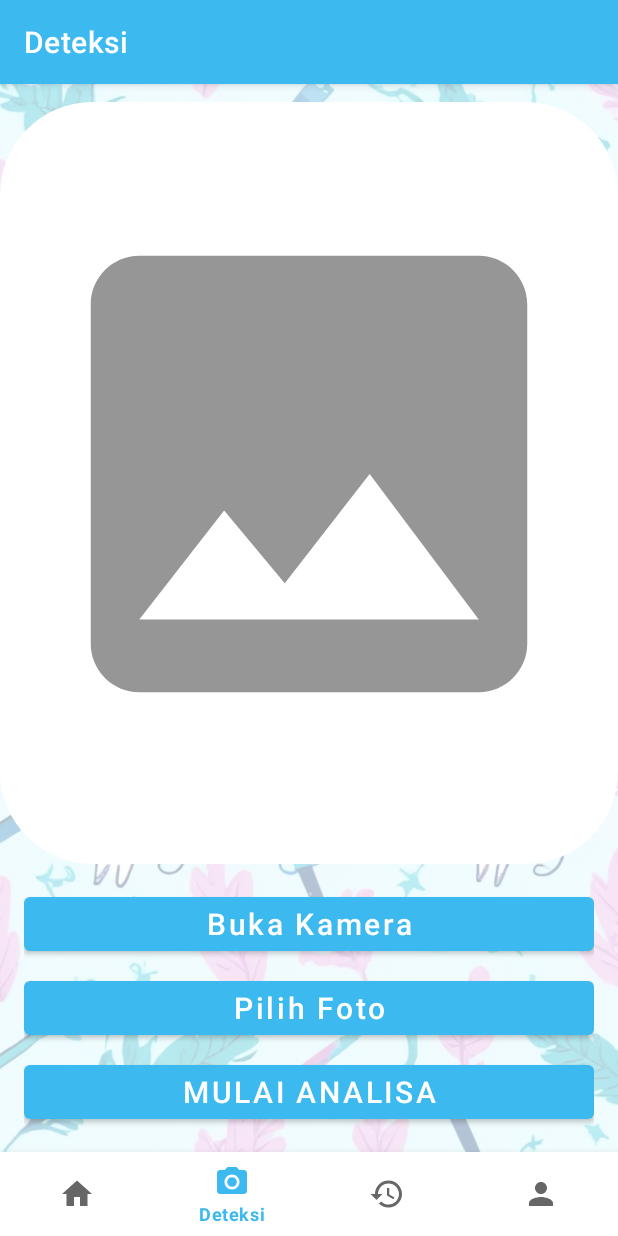
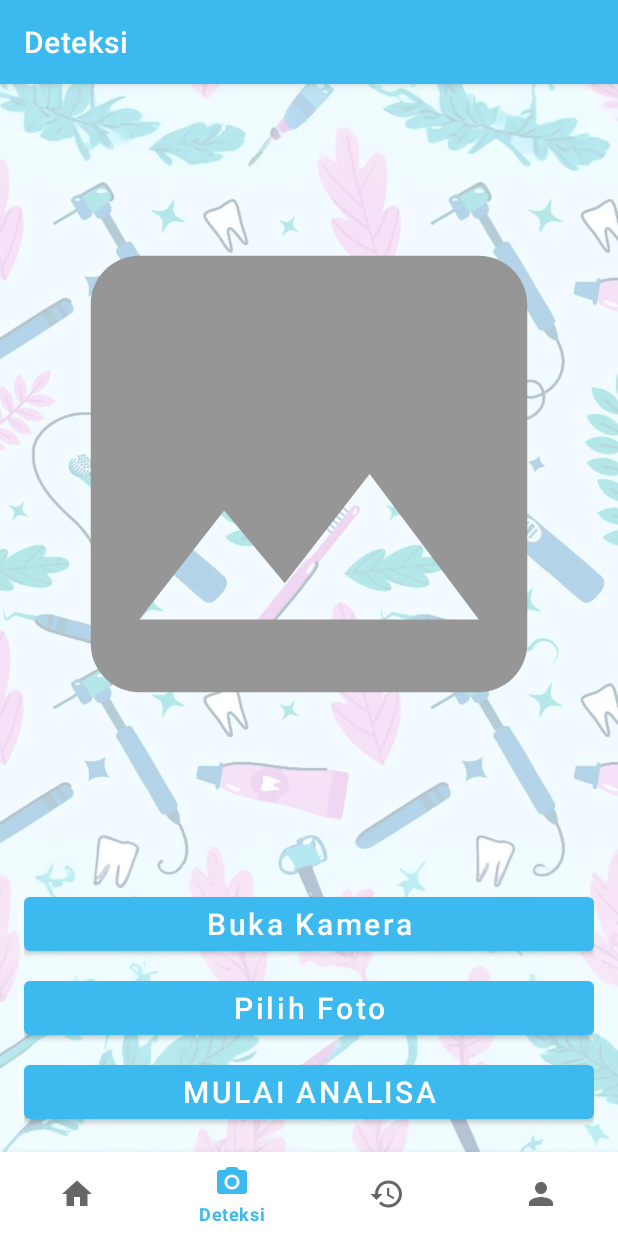
Before and after one commit to Carol-Health/MD, an Android app: the screen it shows after launch once a user with an empty profile is signed in (MainActivity), item 2 of the bottom bar chosen, on a phone screen of 412 x 824 dp. Run offline under Robolectric (Android 15) with nearby library versions, the phone set to English and light mode, and no system bars; our stand-ins replace Firebase (no records; nobody signed in at launch, a user with empty details on screens opened directly); pictures from the network do not load.

Commit message:
Merapikan halaman deteksi

```diff
--- a/app/src/main/res/layout/fragment_deteksi.xml
+++ b/app/src/main/res/layout/fragment_deteksi.xml
@@ -22,21 +22,6 @@
         app:layout_constraintTop_toTopOf="parent"
         app:layout_constraintStart_toStartOf="parent"
         app:layout_constraintEnd_toEndOf="parent" />
-
-    <com.google.android.material.imageview.ShapeableImageView
-        android:id="@+id/background"
-        android:layout_width="0dp"
-        android:layout_height="0dp"
-        android:layout_marginTop="12dp"
-        android:background="@drawable/border"
-        app:layout_constraintBottom_toTopOf="@+id/buttonLayout"
-        app:layout_constraintEnd_toEndOf="parent"
-        app:layout_constraintHorizontal_bias="0.5"
-        app:layout_constraintStart_toStartOf="parent"
-        app:layout_constraintTop_toBottomOf="@id/topBar"
-        app:layout_constraintVertical_bias="0.39"
-        app:shapeAppearanceOverlay="@style/cornerImageUpload"
-        />
 
     <com.google.android.material.imageview.ShapeableImageView
         android:id="@+id/imageView"
```
